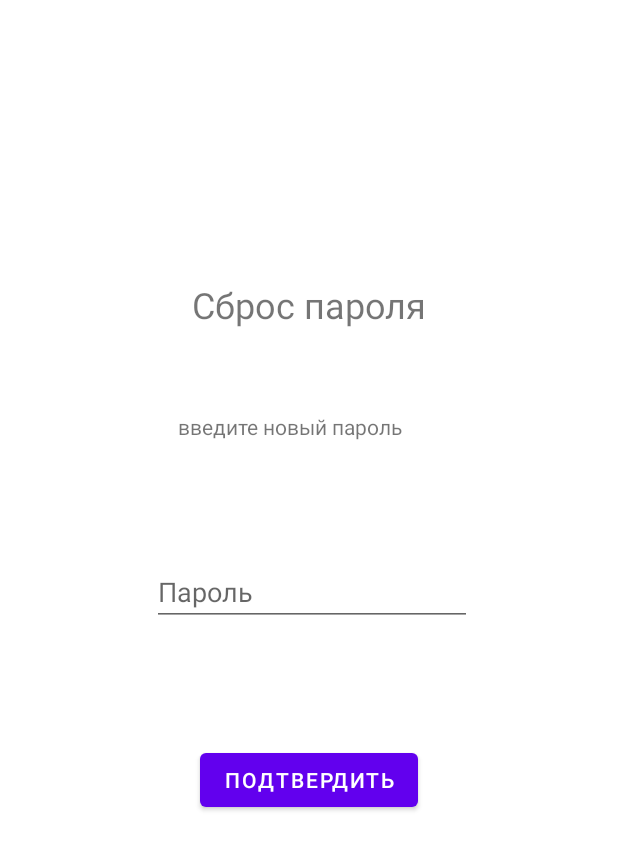
After one commit to RimaMashiro/RimAndroidEng, an Android app: the NewPasswordFragment screen opened through its navigation route, on a phone screen of 412 x 824 dp. The commit adds this screen. Shown: the top 850 px of the screen. Run offline under Robolectric (Android 15) with nearby library versions, the phone set to English and light mode, and no system bars; our stand-ins replace navigation-ui; 5 statements that could not run were skipped.

Commit message:
NewPassword Fragment

```diff
--- /dev/null
+++ b/app/src/main/java/com/example/eng/ui/newpassword/NewPasswordFragment.java
@@ -0,0 +1,91 @@
+package com.example.eng.ui.newpassword;
+
+import android.os.Bundle;
+
+import androidx.annotation.NonNull;
+import androidx.annotation.Nullable;
+import androidx.fragment.app.Fragment;
+import androidx.lifecycle.Observer;
+import androidx.lifecycle.ViewModelProvider;
+import androidx.navigation.Navigation;
+
+import android.text.Editable;
+import android.text.TextWatcher;
+import android.view.LayoutInflater;
+import android.view.View;
+import android.view.ViewGroup;
+import android.widget.Button;
+import android.widget.EditText;
+
+import com.example.eng.R;
+import com.example.eng.databinding.FragmentNewPasswordBinding;
+import com.example.eng.ui.login.LoginFragment;
+
+
+public class NewPasswordFragment extends Fragment {
+
+    private  NewPasswordViewModel viewModel;
+    private FragmentNewPasswordBinding binding;
+
+    @Override
+    public View onCreateView(LayoutInflater inflater, ViewGroup container,
+                             Bundle savedInstanceState) {
+        binding = FragmentNewPasswordBinding.inflate(inflater, container, false);
+        return binding.getRoot();
+    }
+
+
+    @Override
+    public void onViewCreated(@NonNull View view, @Nullable Bundle savedInstanceState) {
+        super.onViewCreated(view, savedInstanceState);
+        ViewModelProvider provider= new ViewModelProvider(requireActivity());
+        viewModel= provider.get(NewPasswordViewModel.class);
+        initEditTextNewPassword();
+        initButtonNewPassword();
+
+    }
+
+    private void initEditTextNewPassword(){
+
+        binding.editTextNewPassword.addTextChangedListener(new TextWatcher(){
+            @Override
+            public void beforeTextChanged(CharSequence charSequence, int i, int i1, int i2) {
+
+            }
+
+            @Override
+            public void onTextChanged(CharSequence charSequence, int i, int i1, int i2) {
+
+            }
+
+            @Override
+            public void afterTextChanged(Editable editable) {
+                viewModel.onPasswordChanged(editable.toString());
+            }
+        });
+    }
+
+
+    private void initButtonNewPassword(){
+
+        binding.buttonNewPassword.setOnClickListener(new View.OnClickListener() {
+            @Override
+            public void onClick(View view) {
+                viewModel.onButtonNewPasswordClicked();
+            }
+        });
+    }
+    private void initNavigationToSignFragment() {
+        viewModel.navigationToSignFragment.observe(getViewLifecycleOwner(), new Observer<Boolean>() {
+            @Override
+            public void onChanged(Boolean aBoolean) {
+                if (aBoolean) {
+
+                    Navigation.findNavController(binding.getRoot()).popBackStack(R.id.loginFragment,true);
+
+                }
+            }
+        });
+    }
+
+}
--- /dev/null
+++ b/app/src/main/java/com/example/eng/ui/newpassword/NewPasswordViewModel.java
@@ -0,0 +1,19 @@
+package com.example.eng.ui.newpassword;
+
+import androidx.lifecycle.LiveData;
+import androidx.lifecycle.MutableLiveData;
+import androidx.lifecycle.ViewModel;
+
+public class NewPasswordViewModel extends ViewModel {
+
+    private  String password;
+
+    private MutableLiveData<Boolean> _navigationToSignFragment= new MutableLiveData<Boolean>(false) ;
+    LiveData<Boolean> navigationToSignFragment= _navigationToSignFragment ;
+    public void onPasswordChanged(String password){
+        this.password=password;
+    }
+
+    public void onButtonNewPasswordClicked(){_navigationToSignFragment.setValue(true);}
+
+}
--- /dev/null
+++ b/app/src/main/res/layout/fragment_new_password.xml
@@ -0,0 +1,68 @@
+<?xml version="1.0" encoding="utf-8"?>
+<androidx.constraintlayout.widget.ConstraintLayout xmlns:android="http://schemas.android.com/apk/res/android"
+    xmlns:app="http://schemas.android.com/apk/res-auto"
+    xmlns:tools="http://schemas.android.com/tools"
+    android:layout_width="match_parent"
+    android:layout_height="match_parent"
+    tools:context=".ui.newpassword.NewPasswordFragment">
+
+
+    <Button
+        android:id="@+id/buttonNewPassword"
+        android:layout_width="wrap_content"
+        android:layout_height="wrap_content"
+        android:layout_marginStart="158dp"
+        android:layout_marginEnd="159dp"
+        android:text="@string/confirm"
+        app:layout_constraintBottom_toBottomOf="parent"
+        app:layout_constraintEnd_toEndOf="parent"
+        app:layout_constraintHorizontal_bias="0.49"
+        app:layout_constraintStart_toStartOf="parent"
+        app:layout_constraintTop_toTopOf="parent"
+        app:layout_constraintVertical_bias="0.639" />
+
+    <TextView
+        android:id="@+id/textView"
+        android:layout_width="wrap_content"
+        android:layout_height="wrap_content"
+        android:layout_marginStart="177dp"
+        android:layout_marginTop="147dp"
+        android:layout_marginEnd="177dp"
+        android:layout_marginBottom="565dp"
+        android:text="@string/resetpassword"
+        android:textSize="24sp"
+        app:layout_constraintBottom_toBottomOf="parent"
+        app:layout_constraintEnd_toEndOf="parent"
+        app:layout_constraintStart_toStartOf="parent"
+        app:layout_constraintTop_toTopOf="parent" />
+
+    <TextView
+        android:id="@+id/textView4"
+        android:layout_width="wrap_content"
+        android:layout_height="wrap_content"
+        android:layout_marginStart="177dp"
+        android:layout_marginEnd="177dp"
+        android:text="@string/textnewpassword"
+        app:layout_constraintBottom_toBottomOf="parent"
+        app:layout_constraintEnd_toEndOf="parent"
+        app:layout_constraintHorizontal_bias="0.638"
+        app:layout_constraintStart_toStartOf="parent"
+        app:layout_constraintTop_toTopOf="parent"
+        app:layout_constraintVertical_bias="0.341" />
+
+    <EditText
+        android:id="@+id/editTextNewPassword"
+        android:layout_width="wrap_content"
+        android:layout_height="wrap_content"
+        android:layout_marginStart="101dp"
+        android:layout_marginEnd="101dp"
+        android:ems="10"
+        android:hint="@string/password"
+        android:inputType="textPassword"
+        app:layout_constraintBottom_toBottomOf="parent"
+        app:layout_constraintEnd_toEndOf="parent"
+        app:layout_constraintHorizontal_bias="0.0"
+        app:layout_constraintStart_toStartOf="parent"
+        app:layout_constraintTop_toTopOf="parent"
+        app:layout_constraintVertical_bias="0.478" />
+</androidx.constraintlayout.widget.ConstraintLayout>
--- a/app/src/main/res/navigation/registration_nav_graph.xml
+++ b/app/src/main/res/navigation/registration_nav_graph.xml
@@ -3,26 +3,37 @@
     xmlns:app="http://schemas.android.com/apk/res-auto"
     xmlns:tools="http://schemas.android.com/tools"
     android:id="@+id/nav_graph"
-    app:startDestination="@id/FirstFragment">
-
+    app:startDestination="@id/registrationFragment">
     <fragment
-        android:id="@+id/FirstFragment"
-        android:name="com.example.eng.FirstFragment"
-        android:label="@string/first_fragment_label"
-        tools:layout="@layout/fragment_first">
-
+        android:id="@+id/registrationFragment"
+        android:name="com.example.eng.ui.registration.RegistrationFragment"
+        android:label="fragment_registration"
+        tools:layout="@layout/fragment_registration" >
         <action
-            android:id="@+id/action_FirstFragment_to_SecondFragment"
-            app:destination="@id/SecondFragment" />
+            android:id="@+id/action_registrationFragment_to_signFragment"
+            app:destination="@id/loginFragment" />
     </fragment>
     <fragment
-        android:id="@+id/SecondFragment"
-        android:name="com.example.eng.SecondFragment"
-        android:label="@string/second_fragment_label"
-        tools:layout="@layout/fragment_second">
-
+        android:id="@+id/loginFragment"
+        android:name="com.example.eng.ui.login.LoginFragment"
+        android:label="fragment_login"
+        tools:layout="@layout/fragment_login" >
         <action
-            android:id="@+id/action_SecondFragment_to_FirstFragment"
-            app:destination="@id/FirstFragment" />
+            android:id="@+id/action_signFragment_to_passwordResetFragment"
+            app:destination="@id/passwordResetFragment" />
     </fragment>
+    <fragment
+        android:id="@+id/passwordResetFragment"
+        android:name="com.example.eng.ui.passwordreset.PasswordResetFragment"
+        android:label="fragment_password_reset"
+        tools:layout="@layout/fragment_password_reset" >
+        <action
+            android:id="@+id/action_passwordResetFragment_to_newPasswordFragment"
+            app:destination="@id/newPasswordFragment" />
+    </fragment>
+    <fragment
+        android:id="@+id/newPasswordFragment"
+        android:name="com.example.eng.ui.newpassword.NewPasswordFragment"
+        android:label="fragment_new_password"
+        tools:layout="@layout/fragment_new_password" />
 </navigation>
```
